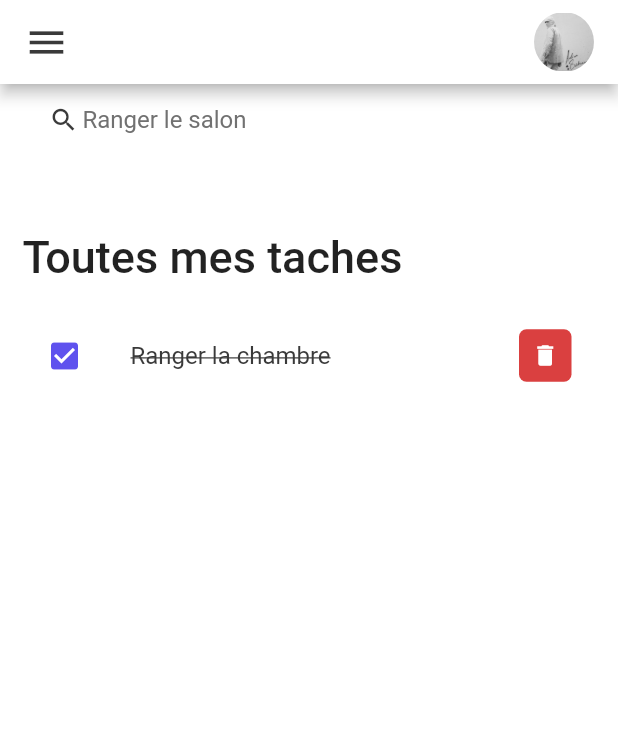
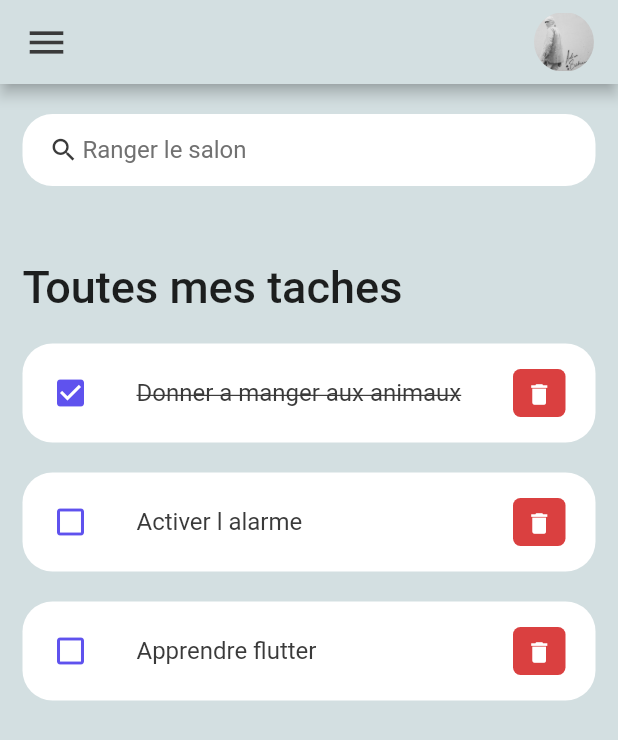
Before and after one commit to Meerwaan/todo_app, a Flutter app: the screen it shows after launch, on a phone screen of 412 x 824 dp. Shown: the top 740 px of the screen. Run offline on Flutter 3.47's test engine with Material 2 defaults, Android fonts, the phone set to English and light mode, and no system bars; missing offline and left inert: dart:ffi.

Commit message:
Ajout du model des todos et de l'affichage selon les todo cree

```diff
--- a/lib/constants/colors.dart
+++ b/lib/constants/colors.dart
@@ -4,4 +4,4 @@ const Color tdRed = Color(0xFFDA4040);
 const Color tdBlue = Color(0xFF5F52EE);
 const Color tdBlack = Color(0xFF3A3A3A);
 const Color tdGrey = Color(0xFF717171);
-const Color tdBGcolor = Color(0xFFFFFFFF);
+const Color tdBGcolor = Color(0xFFd3dfe1);
--- /dev/null
+++ b/lib/model/todo.dart
@@ -0,0 +1,22 @@
+import 'dart:ffi';
+
+class Todo {
+  String? id;
+  String? todoText;
+  bool isDone;
+
+  Todo({
+    required this.id,
+    required this.todoText,
+    this.isDone = false,
+  });
+
+static List<Todo> todoList(){
+  return[
+    Todo(id: '1', todoText: 'Donner a manger aux animaux', isDone: true),
+    Todo(id: '2', todoText: 'Activer l alarme'),
+    Todo(id: '3', todoText: 'Apprendre flutter'),
+  ];
+}
+
+}
--- a/lib/screens/home.dart
+++ b/lib/screens/home.dart
@@ -1,9 +1,14 @@
 import 'package:flutter/material.dart';
 import 'package:todo_app/constants/colors.dart';
+import 'package:todo_app/model/todo.dart';
 
 import '../widgets/todo_item.dart';
 
 class Home extends StatelessWidget {
+   Home({Key? key}) : super(key: key);
+
+  final todoList = Todo.todoList();
+
   @override
   Widget build(BuildContext context) {
     return Scaffold(
@@ -27,7 +32,8 @@ class Home extends StatelessWidget {
                       ),
                     ),
                   ),
-                  TodoItem(),
+                  for(Todo todoo in todoList)
+                  TodoItem(todo: todoo,),
                 ],
               ),
             )
@@ -39,6 +45,7 @@ class Home extends StatelessWidget {
 
   Widget searchBox() {
     return Container(
+      margin: EdgeInsets.only(top: 20),
       padding: EdgeInsets.symmetric(horizontal: 15),
       decoration: BoxDecoration(
           color: Colors.white, borderRadius: BorderRadius.circular(20)),
--- a/lib/widgets/todo_item.dart
+++ b/lib/widgets/todo_item.dart
@@ -1,28 +1,36 @@
 import 'package:flutter/material.dart';
 import 'package:todo_app/constants/colors.dart';
+import 'package:todo_app/model/todo.dart';
 
 class TodoItem extends StatelessWidget {
-  const TodoItem({Key? key}) : super(key: key);
+  final Todo todo;
+  const TodoItem({Key? key , required this.todo}) : super(key: key);
 
   @override
   Widget build(BuildContext context) {
     return Container(
+      margin: EdgeInsets.only(bottom: 20),
       child: ListTile(
-        onTap: () {},
+        onTap: () {
+          print('todo check');
+        },
         shape: RoundedRectangleBorder(borderRadius: BorderRadius.circular(20)),
+        contentPadding: EdgeInsets.symmetric(horizontal: 20, vertical: 5),
         tileColor: Colors.white,
         leading: Icon(
-          Icons.check_box,
+          todo.isDone? Icons.check_box : Icons.check_box_outline_blank,
           color: tdBlue,
         ),
         title: Text(
-          'Ranger la chambre',
+          todo.todoText!,
           style: TextStyle(
               fontSize: 16,
               color: tdBlack,
-              decoration: TextDecoration.lineThrough),
+              decoration: todo.isDone? TextDecoration.lineThrough : null),
         ),
         trailing: Container(
+          padding: EdgeInsets.all(0),
+          margin: EdgeInsets.symmetric(vertical: 12),
           height: 35,
           width: 35,
           decoration: BoxDecoration(
@@ -31,7 +39,9 @@ class TodoItem extends StatelessWidget {
             color: Colors.white,
             iconSize: 18,
             icon: Icon(Icons.delete),
-            onPressed: () {},
+            onPressed: () {
+              print('todo suppr');
+            },
           ),
         ),
       ),
```
